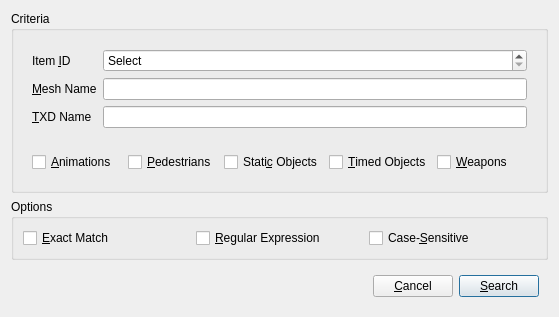
alemariusnexus/gtatools, file src/gtatools-gui/src/src/formats/ide/IDESearchWidget.ui: the form before one commit.
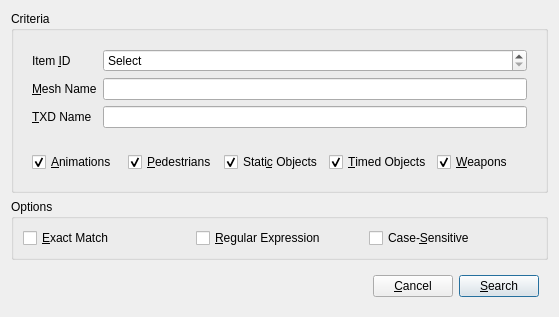
The form after the commit.

```diff
--- a/src/gtatools-gui/src/src/formats/ide/IDESearchWidget.ui
+++ b/src/gtatools-gui/src/src/formats/ide/IDESearchWidget.ui
@@ -107,6 +107,9 @@
            <property name="text">
             <string>&amp;Animations</string>
            </property>
+           <property name="checked">
+            <bool>true</bool>
+           </property>
           </widget>
          </item>
          <item>
@@ -114,6 +117,9 @@
            <property name="text">
             <string>&amp;Pedestrians</string>
            </property>
+           <property name="checked">
+            <bool>true</bool>
+           </property>
           </widget>
          </item>
          <item>
@@ -121,6 +127,9 @@
            <property name="text">
             <string>Stati&amp;c Objects</string>
            </property>
+           <property name="checked">
+            <bool>true</bool>
+           </property>
           </widget>
          </item>
          <item>
@@ -128,6 +137,9 @@
            <property name="text">
             <string>&amp;Timed Objects</string>
            </property>
+           <property name="checked">
+            <bool>true</bool>
+           </property>
           </widget>
          </item>
          <item>
@@ -135,6 +147,9 @@
            <property name="text">
             <string>&amp;Weapons</string>
            </property>
+           <property name="checked">
+            <bool>true</bool>
+           </property>
           </widget>
          </item>
         </layout>
```
